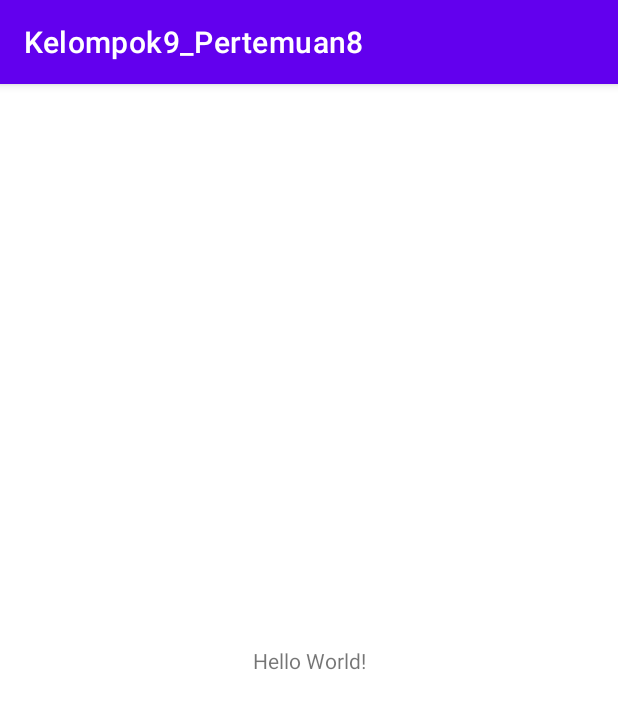
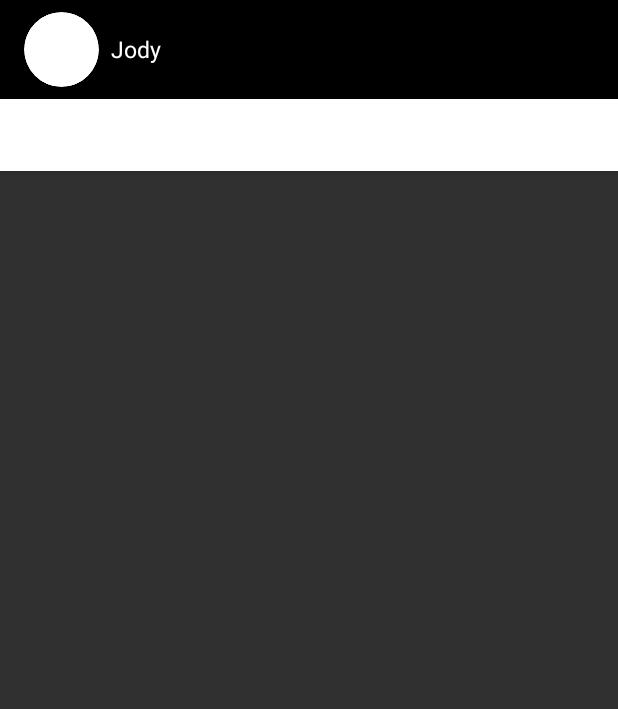
Before and after one commit to jodyap123/Pertemuan8, an Android app: the screen it shows after launch (MainActivity), on a phone screen of 412 x 824 dp. Shown: the top 709 px of the screen. Run offline under Robolectric (Android 15) with nearby library versions, the phone set to English and light mode, and no system bars; our stand-ins replace CircleImageView.

Commit message:
Commit Kedua

```diff
--- a/app/build.gradle
+++ b/app/build.gradle
@@ -39,6 +39,11 @@ dependencies {
     implementation 'androidx.appcompat:appcompat:1.2.0'
     implementation 'com.google.android.material:material:1.2.1'
     implementation 'androidx.constraintlayout:constraintlayout:2.0.4'
+    implementation 'com.google.android.material:material:1.2.1'
+    implementation 'androidx.legacy:legacy-support-v4:1.0.0'
+    implementation 'androidx.navigation:navigation-fragment-ktx:2.3.1'
+    implementation 'androidx.navigation:navigation-ui-ktx:2.3.1'
+    implementation 'de.hdodenhof:circleimageview:3.1.0'
     testImplementation 'junit:junit:4.+'
     androidTestImplementation 'androidx.test.ext:junit:1.1.2'
     androidTestImplementation 'androidx.test.espresso:espresso-core:3.3.0'
--- a/app/src/main/java/com/example/kelompok9_pertemuan8/MainActivity.kt
+++ b/app/src/main/java/com/example/kelompok9_pertemuan8/MainActivity.kt
@@ -2,10 +2,59 @@ package com.example.kelompok9_pertemuan8
 
 import androidx.appcompat.app.AppCompatActivity
 import android.os.Bundle
+import androidx.appcompat.widget.Toolbar
+import androidx.fragment.app.Fragment
+import androidx.fragment.app.FragmentManager
+import androidx.fragment.app.FragmentPagerAdapter
+import androidx.viewpager.widget.ViewPager
+import com.google.android.material.tabs.TabLayout
 
 class MainActivity : AppCompatActivity() {
     override fun onCreate(savedInstanceState: Bundle?) {
         super.onCreate(savedInstanceState)
         setContentView(R.layout.activity_main)
+
+        val toolbar: Toolbar = findViewById(R.id.toolbar_awal)
+        setSupportActionBar(toolbar)
+        supportActionBar!!.title=""
+
+        val tabLayout: TabLayout = findViewById(R.id.tab_layout)
+        val viewPager: ViewPager = findViewById(R.id.view_pager)
+        val viewPagerAdapter = ViewPagerAdapter(supportFragmentManager)
+
+        viewPager.adapter = viewPagerAdapter
+        tabLayout.setupWithViewPager(viewPager)
     }
+
+    internal class ViewPagerAdapter(fragmentManager: FragmentManager): FragmentPagerAdapter(
+        fragmentManager, BEHAVIOR_RESUME_ONLY_CURRENT_FRAGMENT
+    ){
+
+        private val fragments: ArrayList<Fragment>
+        private  val juduls:ArrayList<String>
+
+        init {
+            fragments= ArrayList()
+            juduls = ArrayList()
+
+        }
+
+        override fun getCount(): Int {
+            return fragments.size
+        }
+
+        override fun getItem(position: Int): Fragment {
+            return fragments[position]
+        }
+
+        fun tambahFragment(fragment: Fragment, judul: String){
+            fragments.add(fragment)
+            juduls.add(judul)
+        }
+
+        override fun getPageTitle(position: Int): CharSequence? {
+            return  juduls[position]
+        }
+    }
+
 }
--- a/app/src/main/res/layout/activity_main.xml
+++ b/app/src/main/res/layout/activity_main.xml
@@ -1,18 +1,54 @@
 <?xml version="1.0" encoding="utf-8"?>
-<androidx.constraintlayout.widget.ConstraintLayout xmlns:android="http://schemas.android.com/apk/res/android"
+<LinearLayout
+    xmlns:android="http://schemas.android.com/apk/res/android"
     xmlns:app="http://schemas.android.com/apk/res-auto"
     xmlns:tools="http://schemas.android.com/tools"
     android:layout_width="match_parent"
     android:layout_height="match_parent"
+    android:orientation="vertical"
     tools:context=".MainActivity">
 
-    <TextView
-        android:layout_width="wrap_content"
-        android:layout_height="wrap_content"
-        android:text="Hello World!"
-        app:layout_constraintBottom_toBottomOf="parent"
-        app:layout_constraintLeft_toLeftOf="parent"
-        app:layout_constraintRight_toRightOf="parent"
-        app:layout_constraintTop_toTopOf="parent" />
+    <com.google.android.material.appbar.AppBarLayout
+        android:layout_width="match_parent"
+        android:layout_height="wrap_content" >
 
-</androidx.constraintlayout.widget.ConstraintLayout>
+
+        <androidx.appcompat.widget.Toolbar
+            android:id="@+id/toolbar_awal"
+            android:layout_width="match_parent"
+            android:layout_height="wrap_content"
+            android:background="@color/design_default_color_on_secondary"
+            app:popupTheme="@style/Theme.Kelompok9_Pertemuan8">
+
+            <de.hdodenhof.circleimageview.CircleImageView
+                android:id="@+id/foto_profile"
+                android:layout_width="50dp"
+                android:layout_height="50dp"
+                android:layout_marginTop="8dp"
+                android:layout_marginBottom="8dp"
+                android:src="@drawable/profile"
+                android:tint="@android:color/white" />
+
+            <TextView
+                android:id="@+id/pengguna"
+                android:layout_width="wrap_content"
+                android:layout_height="wrap_content"
+                android:layout_marginStart="24dp"
+                android:text="Jody"
+                android:textColor="@android:color/white"
+                android:textSize="15sp"/>
+        </androidx.appcompat.widget.Toolbar>
+
+        <com.google.android.material.tabs.TabLayout
+            android:id="@+id/tab_layout"
+            android:layout_width="match_parent"
+            android:layout_height="wrap_content"
+            android:background="@android:color/white" />
+    </com.google.android.material.appbar.AppBarLayout>
+
+    <androidx.viewpager.widget.ViewPager
+        android:id="@+id/view_pager"
+        android:layout_width="match_parent"
+        android:layout_height="match_parent" />
+
+</LinearLayout>
--- a/app/src/main/res/values-night/themes.xml
+++ b/app/src/main/res/values-night/themes.xml
@@ -1,6 +1,6 @@
 <resources xmlns:tools="http://schemas.android.com/tools">
     <!-- Base application theme. -->
-    <style name="Theme.Kelompok9_Pertemuan8" parent="Theme.MaterialComponents.DayNight.DarkActionBar">
+    <style name="Theme.Kelompok9_Pertemuan8" parent="Theme.AppCompat.NoActionBar">
         <!-- Primary brand color. -->
         <item name="colorPrimary">@color/purple_200</item>
         <item name="colorPrimaryVariant">@color/purple_700</item>
--- a/app/src/main/res/values/themes.xml
+++ b/app/src/main/res/values/themes.xml
@@ -1,6 +1,6 @@
 <resources xmlns:tools="http://schemas.android.com/tools">
     <!-- Base application theme. -->
-    <style name="Theme.Kelompok9_Pertemuan8" parent="Theme.MaterialComponents.DayNight.DarkActionBar">
+    <style name="Theme.Kelompok9_Pertemuan8" parent="Theme.AppCompat.NoActionBar">
         <!-- Primary brand color. -->
         <item name="colorPrimary">@color/purple_500</item>
         <item name="colorPrimaryVariant">@color/purple_700</item>
```
Also changed, not shown: app/src/main/res/drawable/profile.png (added).
